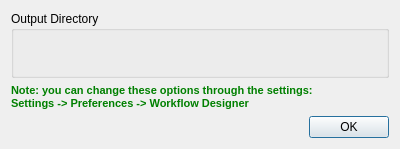
Old version of the form src/plugins/workflow_designer/src/ui/StartupDialog.ui in the repository violethaze74/ugene.
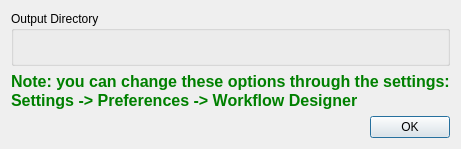
New version of the form.

Commit message: Workflow output dialog: font size fix (for mac, but it will be visible on all systems).

The edit to the form file:
```diff
--- a/src/plugins/workflow_designer/src/ui/StartupDialog.ui
+++ b/src/plugins/workflow_designer/src/ui/StartupDialog.ui
@@ -36,9 +36,9 @@
       <string>&lt;!DOCTYPE HTML PUBLIC &quot;-//W3C//DTD HTML 4.0//EN&quot; &quot;http://www.w3.org/TR/REC-html40/strict.dtd&quot;&gt;
 &lt;html&gt;&lt;head&gt;&lt;meta name=&quot;qrichtext&quot; content=&quot;1&quot; /&gt;&lt;style type=&quot;text/css&quot;&gt;
 p, li { white-space: pre-wrap; }
-&lt;/style&gt;&lt;/head&gt;&lt;body style=&quot; font-family:'MS Shell Dlg 2'; font-size:8.25pt; font-weight:400; font-style:normal;&quot;&gt;
-&lt;p style=&quot; margin-top:0px; margin-bottom:0px; margin-left:0px; margin-right:0px; -qt-block-indent:0; text-indent:0px;&quot;&gt;&lt;span style=&quot; font-size:8pt; font-weight:600;&quot;&gt;Note: you can change these options through the settings:&lt;/span&gt;&lt;/p&gt;
-&lt;p style=&quot; margin-top:0px; margin-bottom:0px; margin-left:0px; margin-right:0px; -qt-block-indent:0; text-indent:0px;&quot;&gt;&lt;span style=&quot; font-size:8pt; font-weight:600;&quot;&gt;Settings -&amp;gt; Preferences -&amp;gt; Workflow Designer&lt;/span&gt;&lt;/p&gt;&lt;/body&gt;&lt;/html&gt;</string>
+&lt;/style&gt;&lt;/head&gt;&lt;body style=&quot; font-family:'Lucida Grande'; font-size:13pt; font-weight:400; font-style:normal;&quot;&gt;
+&lt;p style=&quot; margin-top:0px; margin-bottom:0px; margin-left:0px; margin-right:0px; -qt-block-indent:0; text-indent:0px;&quot;&gt;&lt;span style=&quot; font-family:'MS Shell Dlg 2'; font-size:12pt; font-weight:600;&quot;&gt;Note: you can change these options through the settings:&lt;/span&gt;&lt;/p&gt;
+&lt;p style=&quot; margin-top:0px; margin-bottom:0px; margin-left:0px; margin-right:0px; -qt-block-indent:0; text-indent:0px;&quot;&gt;&lt;span style=&quot; font-family:'MS Shell Dlg 2'; font-size:12pt; font-weight:600;&quot;&gt;Settings -&amp;gt; Preferences -&amp;gt; Workflow Designer&lt;/span&gt;&lt;/p&gt;&lt;/body&gt;&lt;/html&gt;</string>
      </property>
      <property name="alignment">
       <set>Qt::AlignJustify|Qt::AlignVCenter</set>
```
